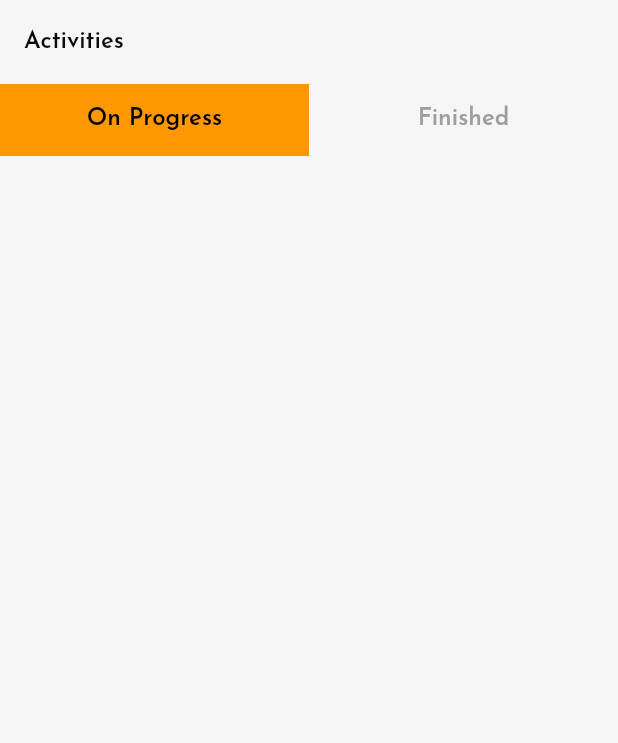
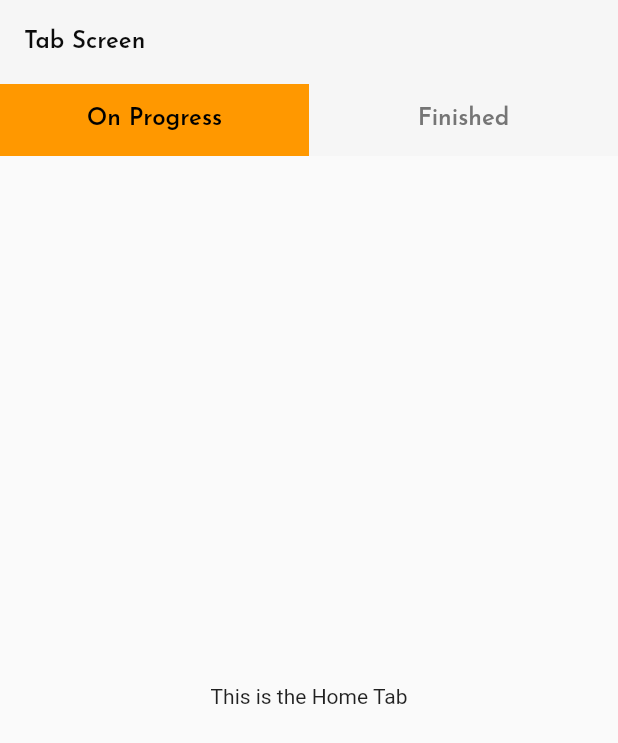
Before and after one commit to Kelompok-Capstone-9/MOBILE, a Flutter app: the screen it shows after launch, on a phone screen of 412 x 824 dp. Shown: the top 743 px of the screen. Run offline on Flutter 3.47's test engine with Material 2 defaults, Android fonts, the phone set to English and light mode, and no system bars; our stand-ins replace google_fonts.

Commit message:
update style tab bar

```diff
--- a/lib/view/activities/activities_screen.dart
+++ b/lib/view/activities/activities_screen.dart
@@ -1,44 +1,88 @@
+// Import the necessary packages and libraries
 import 'package:flutter/material.dart';
 import 'package:gofit_apps/themes/color_style.dart';
 
-class ActivitiesScreen extends StatelessWidget {
+// Create a stateful widget for the screen
+class ActivitiesScreen extends StatefulWidget {
   const ActivitiesScreen({super.key});
+
+  @override
+  _ActivitiesScreenState createState() => _ActivitiesScreenState();
+}
+
+// Define the state for the screen
+class _ActivitiesScreenState extends State<ActivitiesScreen> {
+  int _currentIndex = 0;
+
+  // Create a list of tab bars
+  final List<Widget> _tabBars = [
+    const Tab(
+      text: 'On Progress',
+    ),
+    const Tab(
+      text: 'Finished',
+    ),
+  ];
+
+  // Create a list of tab bar views
+  final List<Widget> _tabBarViews = [
+    const OnProgressTab(),
+    const FinishedTab(),
+  ];
 
   @override
   Widget build(BuildContext context) {
     return DefaultTabController(
-      length: 2,
+      length: _tabBars.length,
       child: Scaffold(
-        backgroundColor: ColorsTheme.bgScreen,
         appBar: AppBar(
           title: Text(
-            'Activities',
+            'Tab Screen',
             style: ThemeText.heading1,
           ),
           backgroundColor: ColorsTheme.bgScreen,
           elevation: 0,
+          bottom: TabBar(
+            labelStyle: ThemeText.heading1,
+            labelColor: Colors.black,
+            unselectedLabelColor: Colors.grey[600],
+            indicator: BoxDecoration(
+              color: Colors.orange,
+            ),
+            onTap: (index) {
+              setState(() {
+                _currentIndex = index;
+              });
+            },
+            tabs: _tabBars,
+          ),
         ),
-        body: Column(
-          children: [
-            TabBar(
-              labelColor: Colors.black,
-              labelStyle: ThemeText.heading1,
-              indicator: BoxDecoration(
-                color: Colors.orange,
-              ),
-              unselectedLabelColor: Colors.grey,
-              tabs: const [
-                Tab(
-                  text: 'On Progress',
-                ),
-                Tab(
-                  text: 'Finished',
-                ),
-              ],
-            ),
-          ],
-        ),
+        body: _tabBarViews[_currentIndex],
       ),
     );
   }
 }
+
+// Define the home tab view
+class OnProgressTab extends StatelessWidget {
+  const OnProgressTab({super.key});
+
+  @override
+  Widget build(BuildContext context) {
+    return const Center(
+      child: Text('This is the Home Tab'),
+    );
+  }
+}
+
+// Define the settings tab view
+class FinishedTab extends StatelessWidget {
+  const FinishedTab({super.key});
+
+  @override
+  Widget build(BuildContext context) {
+    return const Center(
+      child: Text('This is the Settings Tab'),
+    );
+  }
+}
```
